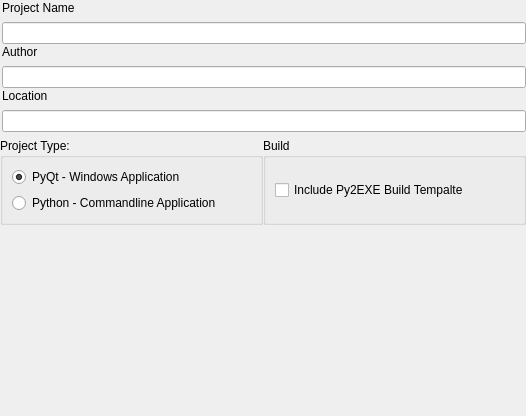
This is trunk/PPG/src/user_interface/wgt_form1_general.ui in kumar-lakshmanan/our-py-lib as Qt 5 draws it before an edit. The edited form follows.
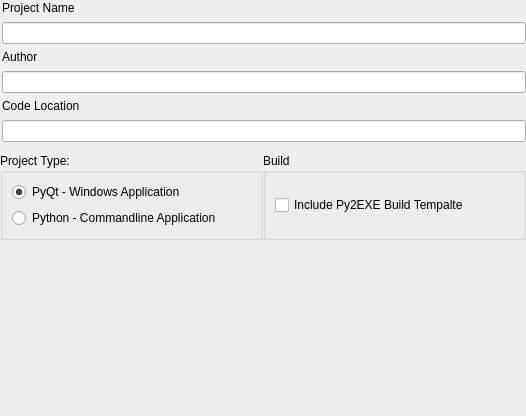
This is the edited form.

Patch:
```diff
--- a/trunk/PPG/src/user_interface/wgt_form1_general.ui
+++ b/trunk/PPG/src/user_interface/wgt_form1_general.ui
@@ -26,9 +26,12 @@
    <property name="bottomMargin">
     <number>0</number>
    </property>
-   <property name="spacing">
+   <property name="horizontalSpacing">
     <number>0</number>
    </property>
+   <property name="verticalSpacing">
+    <number>5</number>
+   </property>
    <item row="1" column="0" colspan="2">
     <widget class="QWidget" name="widget_2" native="true">
      <layout class="QGridLayout" name="gridLayout_4">
@@ -142,7 +145,7 @@
          </size>
         </property>
         <property name="text">
-         <string>Location</string>
+         <string>Code Location</string>
         </property>
        </widget>
       </item>
```
